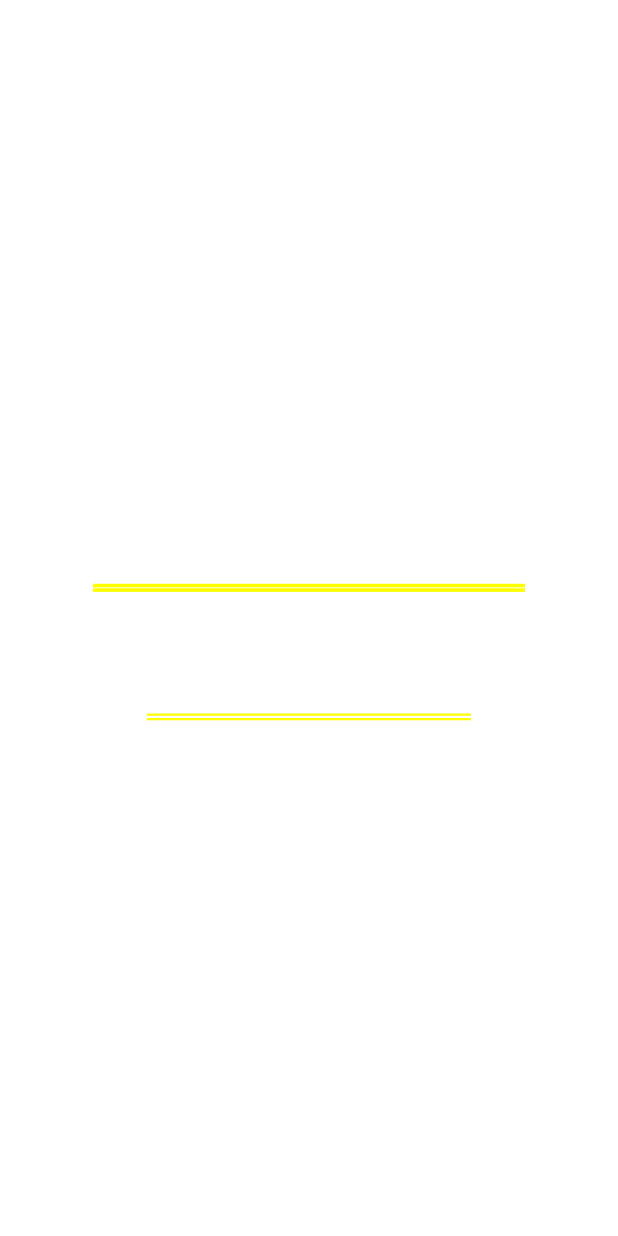
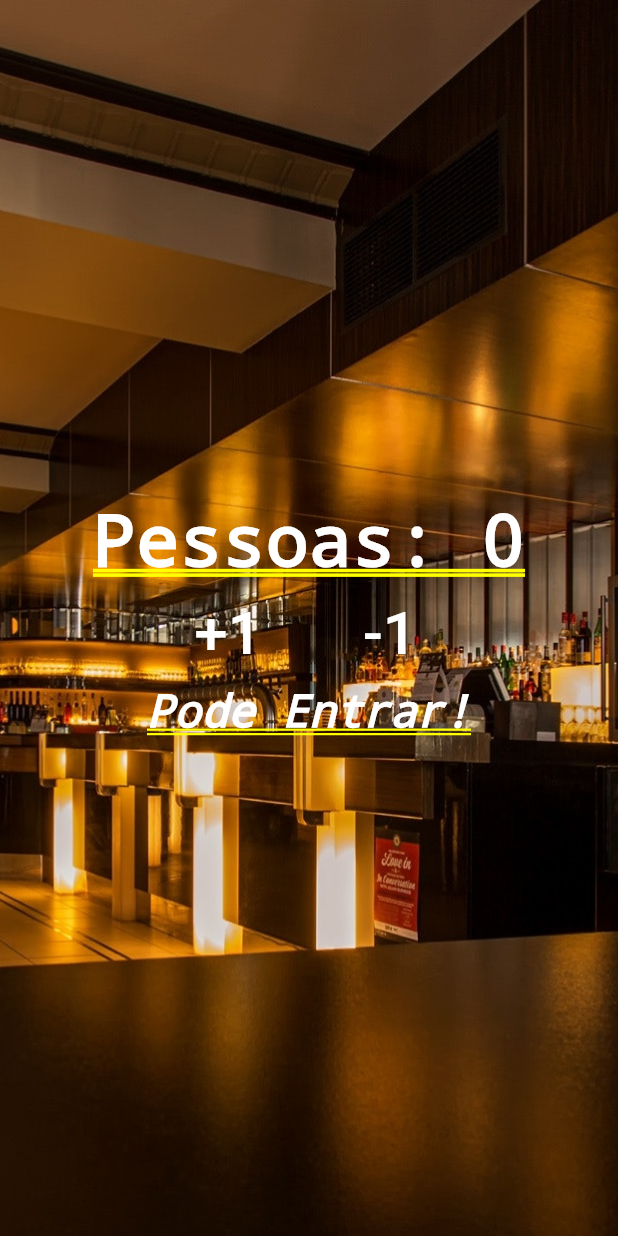
Before and after one commit to renatoassis01/flutter-apps, a Flutter app: the screen it shows after launch, after a tap on "+1", on a phone screen of 412 x 824 dp. Run offline on Flutter 3.47's test engine with Material 2 defaults, Android fonts, the phone set to English and light mode, and no system bars.

Commit message:
40. Image, Padding, Stack

```diff
--- a/contador_pessoas/lib/main.dart
+++ b/contador_pessoas/lib/main.dart
@@ -3,28 +3,41 @@ import 'package:flutter/material.dart';
 void main() {
   runApp(MaterialApp(
       title: "Contador de Pessoa",
-      home: Column(
+      home: Stack(children: <Widget>[
+        Image.asset(
+          "images/restaurant.jpg",
+          fit: BoxFit.cover,
+          height: 1000.0,
+        ),
+        Column(
           mainAxisAlignment: MainAxisAlignment.center,
           children: <Widget>[
             Text(
               "Pessoas: 0",
-            style: TextStyle(color: Colors.white, fontWeight: FontWeight.bold),
+              style:
+                  TextStyle(color: Colors.white, fontWeight: FontWeight.bold),
             ),
             Row(
               mainAxisAlignment: MainAxisAlignment.center,
               children: <Widget>[
-              FlatButton(
+                Padding(
+                  padding: EdgeInsets.all(10.0),
+                  child: FlatButton(
                       onPressed: () {},
                       child: Text(
                         "+1",
                         style: TextStyle(fontSize: 40.0, color: Colors.white),
                       )),
-              FlatButton(
+                ),
+                Padding(
+                  padding: EdgeInsets.all(10.0),
+                  child: FlatButton(
                       onPressed: () {},
                       child: Text(
                         "-1",
                         style: TextStyle(fontSize: 40.0, color: Colors.white),
                       )),
+                ),
               ],
             ),
             Text(
@@ -36,5 +49,6 @@ void main() {
                   fontWeight: FontWeight.bold),
             )
           ],
-      )));
+        )
+      ])));
 }
--- a/contador_pessoas/pubspec.yaml
+++ b/contador_pessoas/pubspec.yaml
@@ -22,3 +22,5 @@ dev_dependencies:
 
 flutter:
   uses-material-design: true
+  assets:
+    - images/restaurant.jpg
```
Also changed, not shown: contador_pessoas/images/restaurant.jpg (added). Lines whose indentation alone changed are shown as unchanged.
